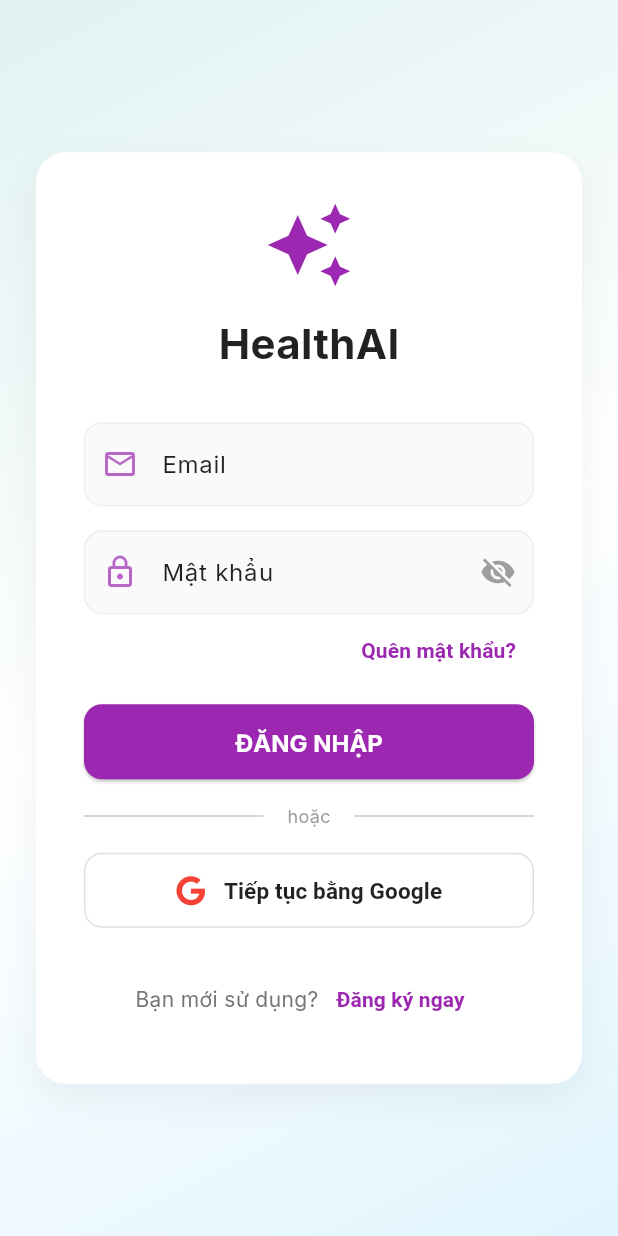
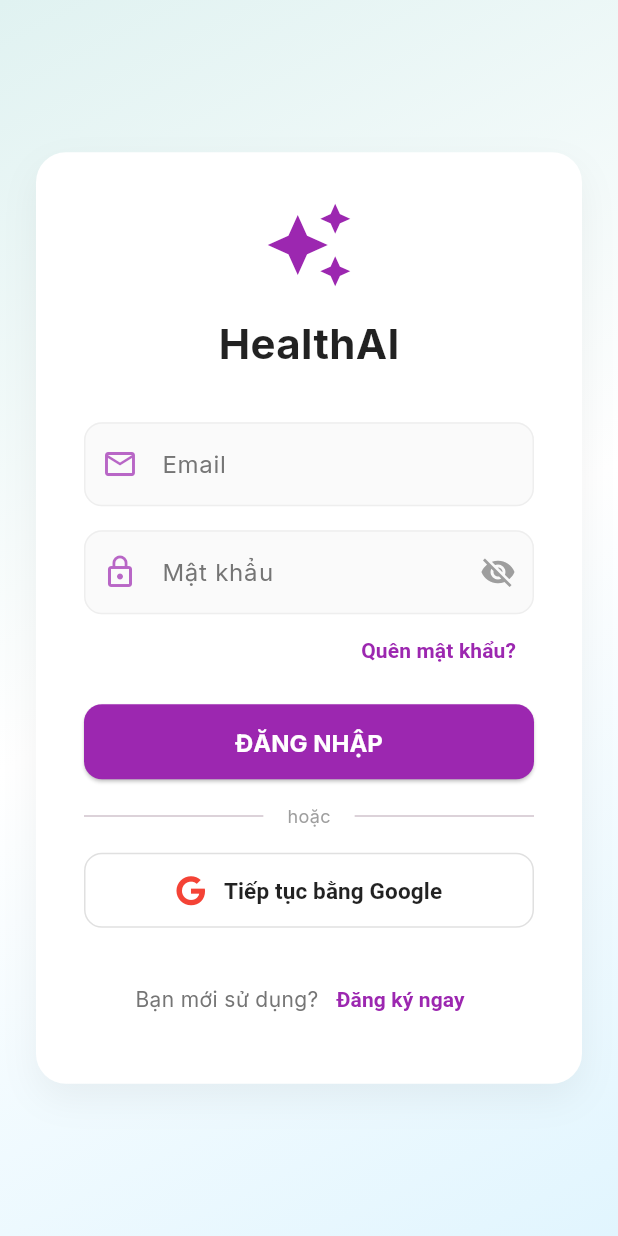
Before and after one commit to TrucNguyen1410/calories-prediction-app, a Flutter app: the screen it shows after launch, on a phone screen of 412 x 824 dp. Run offline on Flutter 3.47's test engine with Material 3 defaults, Android fonts, the phone set to English and light mode, and no system bars; our stand-ins replace fl_chart, flutter_riverpod, font_awesome_flutter, google_fonts, google_sign_in, image_picker and 2 more; missing offline and left inert: tutorial_coach_mark.

Commit message:
fix: login fields invisible in dark mode (force dark text on light card)
The login screen uses a hardcoded light gradient + white card, but text
color followed the app theme -> white text on white background in dark mode.
Force black87 input text, readable label/hint/floating-label & cursor colors.

Co-Authored-By: Claude Opus 4.8 (1M context) <noreply@anthropic.com>

```diff
--- a/lib/screens/login_screen.dart
+++ b/lib/screens/login_screen.dart
@@ -229,8 +229,13 @@ class _LoginScreenState extends ConsumerState<LoginScreen> {
       controller: controller,
       obscureText: obscureText,
       keyboardType: keyboardType,
+      // Thẻ đăng nhập luôn nền sáng nên ép chữ màu tối để không bị "tàng hình" ở Dark Mode
+      style: const TextStyle(color: Colors.black87),
+      cursorColor: AppTheme.primary,
       decoration: InputDecoration(
         labelText: label,
+        labelStyle: TextStyle(color: Colors.grey.shade600),
+        floatingLabelStyle: const TextStyle(color: AppTheme.primary),
         prefixIcon: Icon(icon, color: AppTheme.primary.withOpacity(0.7)),
         suffixIcon: isPassword
             ? IconButton(
```
